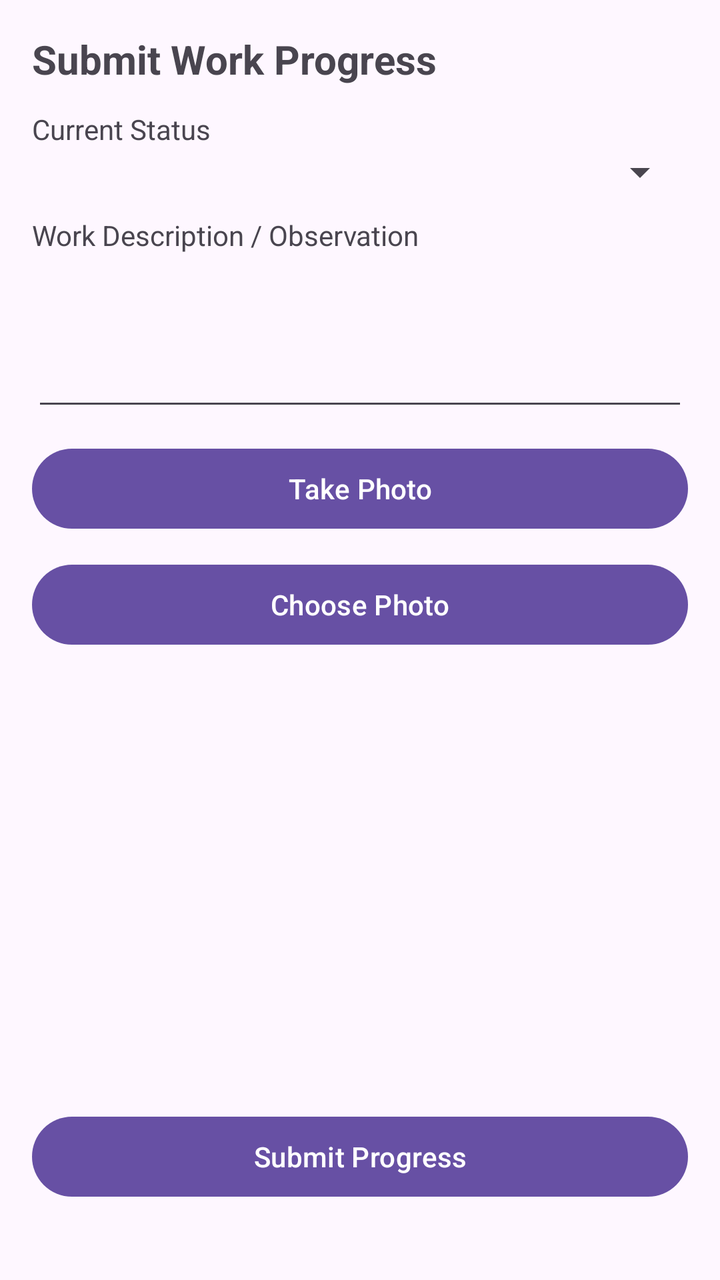
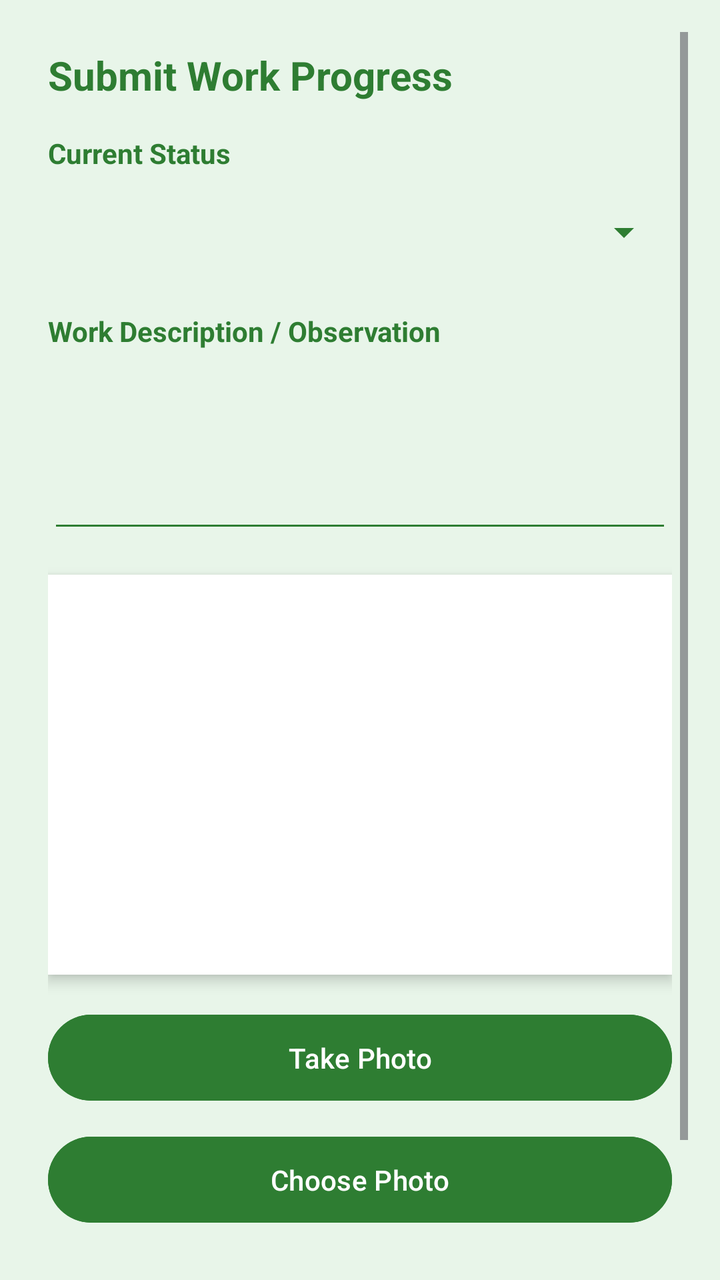

Before-and-after screenshots of an Android layout around one commit, followed by the original layout XML and the change that was made.
<!-- AndroidManifest.xml: application theme Theme.GreenAwareMobile -->
<!-- res/layout/activity_submit_progress.xml -->
<ScrollView xmlns:android="http://schemas.android.com/apk/res/android"
    android:layout_width="match_parent"
    android:layout_height="match_parent">

    <LinearLayout
        android:orientation="vertical"
        android:padding="16dp"
        android:layout_width="match_parent"
        android:layout_height="wrap_content">

        <TextView
            android:text="Submit Work Progress"
            android:textSize="20sp"
            android:textStyle="bold"
            android:layout_marginBottom="12dp"
            android:layout_width="wrap_content"
            android:layout_height="wrap_content"/>

        <TextView
            android:text="Current Status"
            android:layout_width="wrap_content"
            android:layout_height="wrap_content"/>

        <Spinner
            android:id="@+id/spinnerStatus"
            android:layout_width="match_parent"
            android:layout_height="wrap_content"/>

        <TextView
            android:text="Work Description / Observation"
            android:layout_marginTop="10dp"
            android:layout_width="wrap_content"
            android:layout_height="wrap_content"/>

        <EditText
            android:id="@+id/editDescription"
            android:minLines="3"
            android:gravity="top"
            android:layout_width="match_parent"
            android:layout_height="wrap_content"/>

        <Button
            android:id="@+id/btnTakePhoto"
            android:text="Take Photo"
            android:layout_marginTop="10dp"
            android:layout_width="match_parent"
            android:layout_height="wrap_content"/>

        <Button
            android:id="@+id/btnChooseImage"
            android:text="Choose Photo"
            android:layout_marginTop="10dp"
            android:layout_width="match_parent"
            android:layout_height="wrap_content"/>

        <ImageView
            android:id="@+id/imgPreview"
            android:layout_width="match_parent"
            android:layout_height="200dp"
            android:scaleType="centerCrop"
            android:layout_marginTop="8dp"/>

        <Button
            android:id="@+id/btnSubmitProgress"
            android:text="Submit Progress"
            android:layout_marginTop="20dp"
            android:layout_width="match_parent"
            android:layout_height="wrap_content"/>

    </LinearLayout>
</ScrollView>
<!-- resources referenced by this layout -->
<resources>
  <style name="Theme.GreenAwareMobile" parent="Base.Theme.GreenAwareMobile" />
  <style name="Base.Theme.GreenAwareMobile" parent="Theme.Material3.DayNight.NoActionBar">
          
          
          <item name="materialCalendarTheme">@style/GreenCalendarTheme</item>
      </style>
  <style name="GreenCalendarTheme" parent="ThemeOverlay.Material3.MaterialCalendar">
          <item name="colorPrimary">#2E7D32</item>
          <item name="colorOnPrimary">#FFFFFF</item>
          <item name="colorSurface">#FFFFFF</item>
          <item name="colorOnSurface">#2E7D32</item>
      </style>
</resources>

<!-- the commit's change to res/layout/activity_submit_progress.xml (unified diff, before → after) -->
@@ -1,34 +1,50 @@
 <ScrollView xmlns:android="http://schemas.android.com/apk/res/android"
     android:layout_width="match_parent"
-    android:layout_height="match_parent">
+    android:layout_height="match_parent"
+    android:background="#E8F5E9"
+    android:padding="16dp">
 
     <LinearLayout
         android:orientation="vertical"
-        android:padding="16dp"
         android:layout_width="match_parent"
-        android:layout_height="wrap_content">
+        android:layout_height="wrap_content"
+        android:padding="8dp">
 
+        
         <TextView
             android:text="Submit Work Progress"
             android:textSize="20sp"
             android:textStyle="bold"
-            android:layout_marginBottom="12dp"
+            android:textColor="#2E7D32"
+            android:layout_marginBottom="16dp"
             android:layout_width="wrap_content"
             android:layout_height="wrap_content"/>
 
+        
         <TextView
             android:text="Current Status"
+            android:textStyle="bold"
+            android:textColor="#2E7D32"
+            android:layout_marginBottom="6dp"
             android:layout_width="wrap_content"
             android:layout_height="wrap_content"/>
 
         <Spinner
             android:id="@+id/spinnerStatus"
             android:layout_width="match_parent"
-            android:layout_height="wrap_content"/>
+            android:layout_height="48dp"
+            android:backgroundTint="#2E7D32"
+            android:popupBackground="#FFFFFF"
+            android:layout_marginBottom="16dp"
+            android:spinnerMode="dropdown"
+            android:prompt="@string/select_status"/>
 
+        
         <TextView
             android:text="Work Description / Observation"
-            android:layout_marginTop="10dp"
+            android:textStyle="bold"
+            android:textColor="#2E7D32"
+            android:layout_marginBottom="6dp"
             android:layout_width="wrap_content"
             android:layout_height="wrap_content"/>
 
@@ -36,36 +52,56 @@
             android:id="@+id/editDescription"
             android:minLines="3"
             android:gravity="top"
+            android:backgroundTint="#2E7D32"
+            android:textColor="#2E7D32"
+            android:textColorHint="#2E7D32"
+            android:padding="12dp"
             android:layout_width="match_parent"
-            android:layout_height="wrap_content"/>
+            android:layout_height="wrap_content"
+            android:layout_marginBottom="16dp"/>
 
-        <Button
-            android:id="@+id/btnTakePhoto"
-            android:text="Take Photo"
-            android:layout_marginTop="10dp"
-            android:layout_width="match_parent"
-            android:layout_height="wrap_content"/>
-
-        <Button
-            android:id="@+id/btnChooseImage"
-            android:text="Choose Photo"
-            android:layout_marginTop="10dp"
-            android:layout_width="match_parent"
-            android:layout_height="wrap_content"/>
-
+        
         <ImageView
             android:id="@+id/imgPreview"
             android:layout_width="match_parent"
             android:layout_height="200dp"
             android:scaleType="centerCrop"
-            android:layout_marginTop="8dp"/>
+            android:background="#FFFFFF"
+            android:elevation="4dp"
+            android:layout_marginBottom="16dp"/>
 
+        
+        <Button
+            android:id="@+id/btnTakePhoto"
+            android:text="Take Photo"
+            android:layout_width="match_parent"
+            android:layout_height="wrap_content"
+            android:layout_marginBottom="10dp"
+            android:backgroundTint="#2E7D32"
+            android:textColor="#FFFFFF"
+            android:padding="12dp"/>
+
+        
+        <Button
+            android:id="@+id/btnChooseImage"
+            android:text="Choose Photo"
+            android:layout_width="match_parent"
+            android:layout_height="wrap_content"
+            android:layout_marginBottom="12dp"
+            android:backgroundTint="#2E7D32"
+            android:textColor="#FFFFFF"
+            android:padding="12dp"/>
+
+        
         <Button
             android:id="@+id/btnSubmitProgress"
             android:text="Submit Progress"
-            android:layout_marginTop="20dp"
             android:layout_width="match_parent"
-            android:layout_height="wrap_content"/>
+            android:layout_height="wrap_content"
+            android:backgroundTint="#2E7D32"
+            android:textColor="#FFFFFF"
+            android:padding="14dp"
+            android:layout_marginBottom="12dp"/>
 
     </LinearLayout>
 </ScrollView>
<!-- resource entries referenced after the edit -->
@@ -1,5 +1,6 @@
 <!-- resources referenced by this layout -->
 <resources>
+  <string name="select_status">Select Status</string>
   <style name="Theme.GreenAwareMobile" parent="Base.Theme.GreenAwareMobile" />
   <style name="Base.Theme.GreenAwareMobile" parent="Theme.Material3.DayNight.NoActionBar">
           
